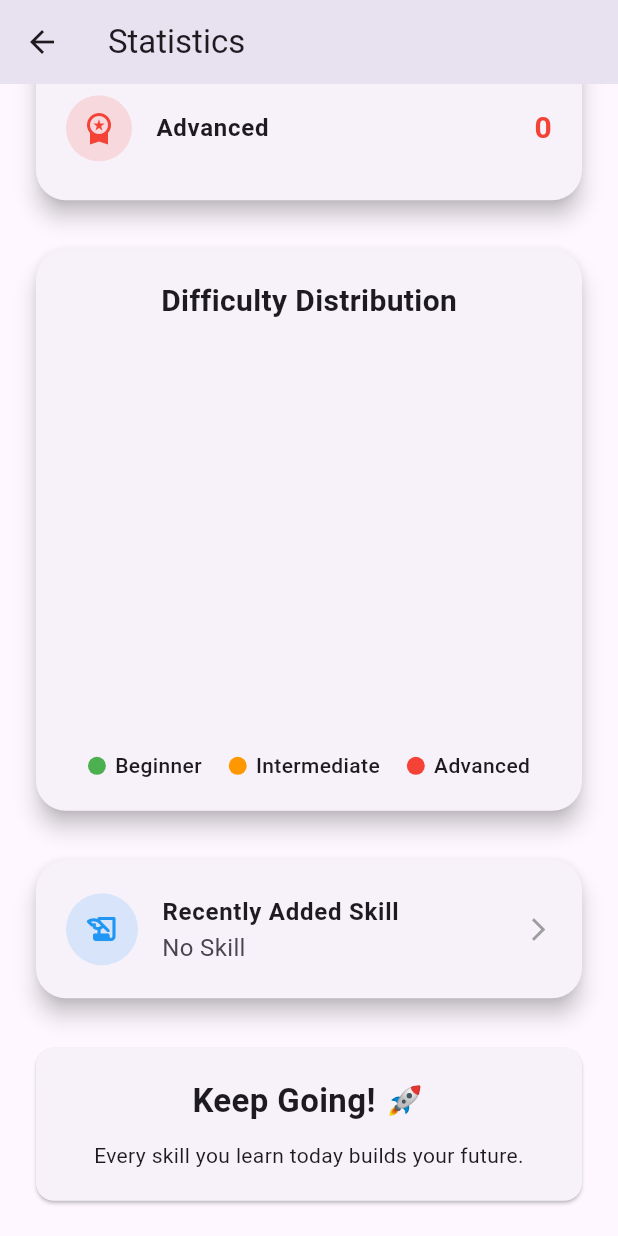
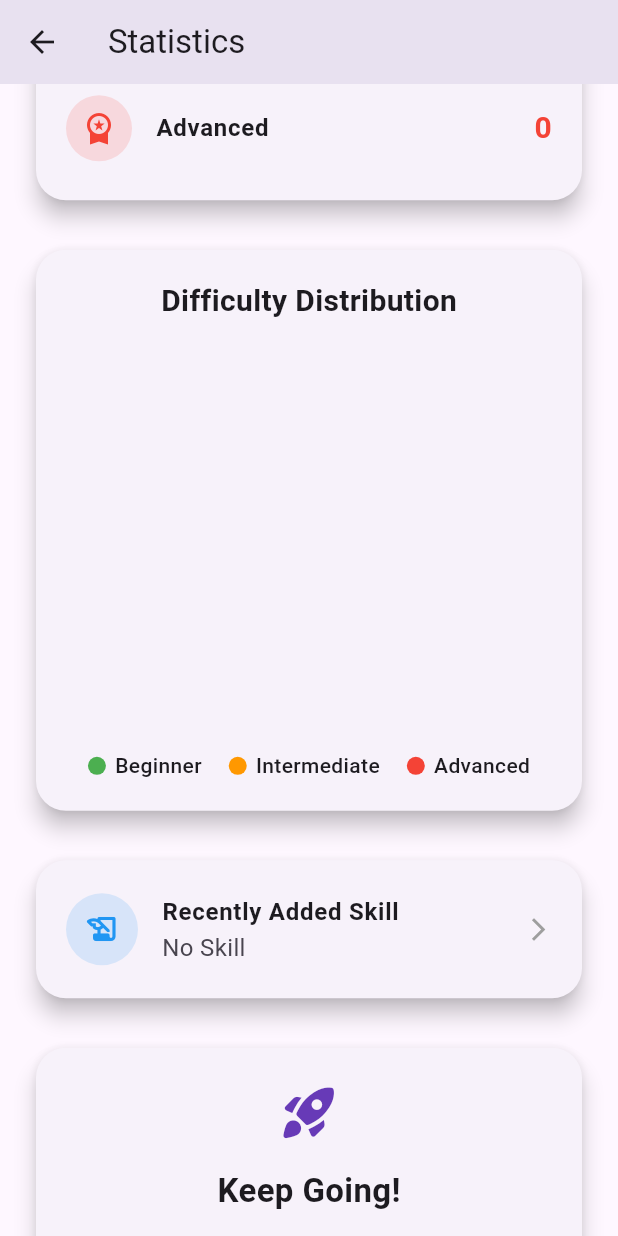
Before and after one commit to nayananpatel18-ui/skillsprint, a Flutter app: the StatisticsScreen screen opened directly, scrolled down 919 dp, on a phone screen of 412 x 824 dp. Run offline on Flutter 3.47's test engine with Material 3 defaults, Android fonts, the phone set to English and light mode, and no system bars; drawn by our look-alikes of fl_chart; our stand-ins replace cloud_firestore, firebase_auth, firebase_core; accounts and stored records are empty.

Commit message:
refactor(statistics): extract overview cards into reusable widget

```diff
--- a/lib/screens/statistics_screen.dart
+++ b/lib/screens/statistics_screen.dart
@@ -1,7 +1,7 @@
 import 'package:flutter/material.dart';
 import 'package:firebase_auth/firebase_auth.dart';
 import 'package:cloud_firestore/cloud_firestore.dart';
-
+import '../widgets/motivation_card.dart';
 import '../widgets/progress_ring.dart';
 import '../widgets/difficulty_card.dart';
 import '../widgets/difficulty_pie_chart.dart';
@@ -144,7 +144,7 @@ DifficultyPieChart(
 
       const SizedBox(height: 25),
 
-      buildMotivationCard(),
+      const MotivationCard(),
 
     ],
   );
@@ -199,37 +199,6 @@ Widget buildOverviewCards(
     },
   );
 }
-Widget buildMotivationCard() {
-
-  return Card(
-
-    child: Padding(
-
-      padding: const EdgeInsets.all(20),
-
-      child: Column(
-
-        children: const [
-
-          Text(
-            "Keep Going! 🚀",
-            style: TextStyle(
-              fontSize: 22,
-              fontWeight: FontWeight.bold,
-            ),
-          ),
-
-          SizedBox(height: 10),
-
-          Text(
-            "Every skill you learn today builds your future.",
-            textAlign: TextAlign.center,
-          ),
-        ],
-      ),
-    ),
-  );
-}
 
   Widget buildCard(String title, String value) {
 
--- /dev/null
+++ b/lib/widgets/motivation_card.dart
@@ -0,0 +1,51 @@
+import 'package:flutter/material.dart';
+
+class MotivationCard extends StatelessWidget {
+  const MotivationCard({super.key});
+
+  @override
+  Widget build(BuildContext context) {
+    return Card(
+      elevation: 6,
+      shape: RoundedRectangleBorder(
+        borderRadius: BorderRadius.circular(20),
+      ),
+      child: Padding(
+        padding: const EdgeInsets.symmetric(
+          horizontal: 24,
+          vertical: 22,
+        ),
+        child: Column(
+          children: [
+            const Icon(
+              Icons.rocket_launch_rounded,
+              size: 42,
+              color: Colors.deepPurple,
+            ),
+
+            const SizedBox(height: 16),
+
+            const Text(
+              "Keep Going!",
+              style: TextStyle(
+                fontSize: 22,
+                fontWeight: FontWeight.bold,
+              ),
+            ),
+
+            const SizedBox(height: 10),
+
+            Text(
+              "Every skill you practice today is an investment in your future career.",
+              textAlign: TextAlign.center,
+              style: TextStyle(
+                color: Colors.grey.shade700,
+                height: 1.4,
+              ),
+            ),
+          ],
+        ),
+      ),
+    );
+  }
+}
```
